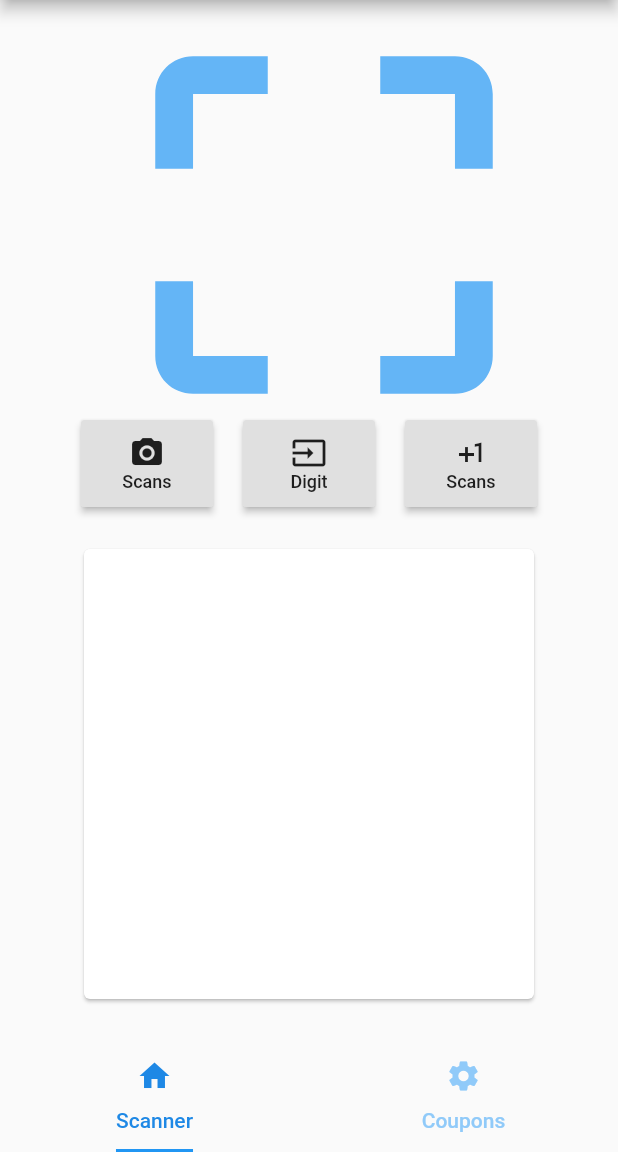
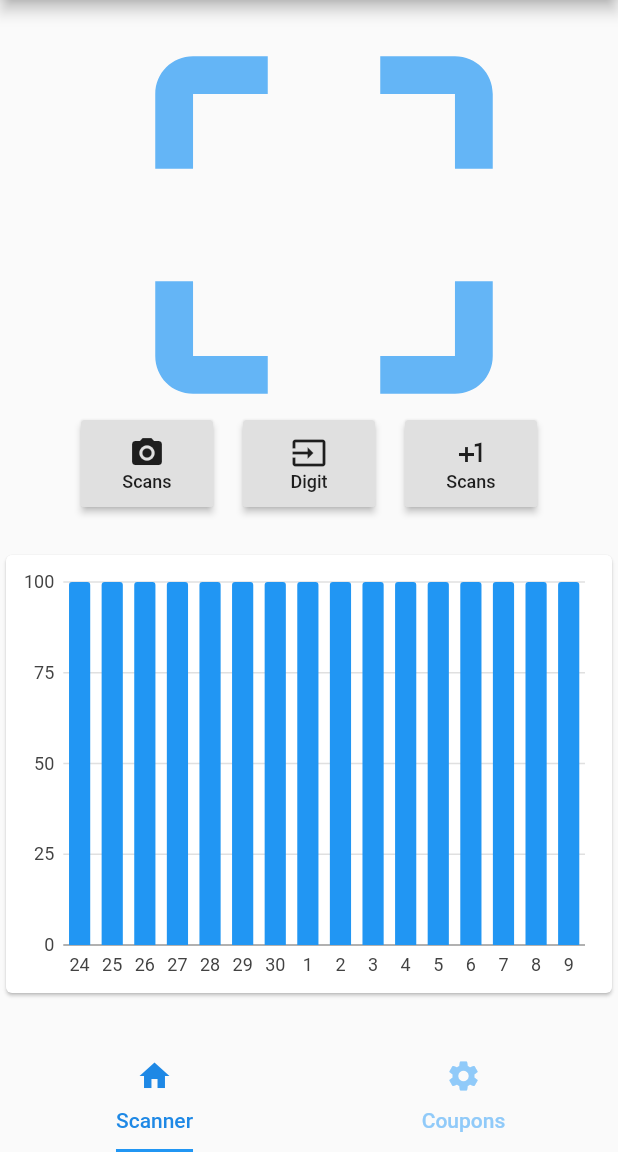
Before and after one commit to silviolucenajunior/cupon-fiscal, a Flutter app: the screen it shows after launch, on a phone screen of 412 x 824 dp, the part 84-1236 px from its top. Run offline on Flutter 3.47's test engine with Material 2 defaults, Android fonts, the light colour scheme and no system bars; our stand-ins replace charts_flutter; missing offline and left inert: qr_mobile_vision.

Commit message:
add graph example

```diff
--- a/lib/modules/coupon/coupon_factory.dart
+++ b/lib/modules/coupon/coupon_factory.dart
@@ -1,5 +1,7 @@
+import 'dart:math';
 import './models/coupon_item_model.dart';
 import './models/coupon_model.dart';
+import './models/coupon_timeserie.dart';
 
 class CouponFactory {
 
@@ -42,4 +44,10 @@ class CouponFactory {
   static CouponItem generateFakeCouponItem() {
     return CouponItem(100, 10, "Maça");
   }
+
+  static TimeSeriesCoupon generateFakeTimeSeriesCouponList (int day) {
+    DateTime date = DateTime.now();
+    print(date);
+    return new TimeSeriesCoupon( new Random().nextInt(130).toDouble(), date.add( Duration(days: day) ) );
+  }
 }
--- a/lib/modules/coupon/coupon_repository.dart
+++ b/lib/modules/coupon/coupon_repository.dart
@@ -25,3 +25,14 @@ class InMemoryCouponRepository extends ICouponRepository {
     return itemList;
   }
 }
+
+class LocalStorageRepository extends ICouponRepository {
+
+  @override
+  void save(Coupon coupon) {}
+
+  @override
+  List getAll() {
+
+  }
+}
--- /dev/null
+++ b/lib/modules/coupon/models/coupon_timeserie.dart
@@ -0,0 +1,6 @@
+class TimeSeriesCoupon {
+  final double value;
+  final DateTime day;
+
+  TimeSeriesCoupon(this.value, this.day);
+}
--- a/lib/modules/coupon/screens/home_screen.dart
+++ b/lib/modules/coupon/screens/home_screen.dart
@@ -1,4 +1,5 @@
 import 'package:flutter/material.dart';
+import '../widgets/graphs/coupon_month_graph.dart';
 import '../widgets/coupon_qr_scanner.dart';
 import '../widgets/coupon_scan_actions.dart';
 import '../coupon_repository.dart';
@@ -85,12 +86,12 @@ class HomeScreenCoupon extends StatelessWidget {
         child: PageView(
           children: <Widget>[
             Center(
-              child: Card(
+
                 child:Container(
-                  width: 300,
                   height: 300,
+                  child: CouponMonthGraphWidget()
                 )
-              )
+
             ),
             Center(
               child:Container(
--- /dev/null
+++ b/lib/modules/coupon/widgets/graphs/coupon_month_graph.dart
@@ -0,0 +1,67 @@
+import 'package:flutter/material.dart';
+import 'package:charts_flutter/flutter.dart' as charts_flutter;
+import 'package:meu_cupon_fiscal/modules/coupon/coupon_factory.dart';
+import '../../models/coupon_timeserie.dart';
+
+
+class CouponMonthGraphWidget extends StatefulWidget {
+  dynamic monthGraphData;
+
+  @override
+  _CouponMonthGraphState createState() {
+    return _CouponMonthGraphState();
+  }
+}
+
+class _CouponMonthGraphState extends State<CouponMonthGraphWidget> {
+  @override
+  Widget build(BuildContext context) {
+    return Card(
+      child: Padding(
+        padding: EdgeInsets.all(4),
+        child: this.getGraphFake(context)
+      )
+    );
+  }
+
+  Widget getGraph(BuildContext context, List<TimeSeriesCoupon> series) {
+    List<charts_flutter.Series<TimeSeriesCoupon, String>> serieslist = this._getSeries(series);
+
+    return charts_flutter.BarChart(
+      serieslist,
+      animate: true
+    );
+  }
+
+  List<charts_flutter.Series<TimeSeriesCoupon, String>> _getSeries(List<TimeSeriesCoupon> series) {
+    return [ new charts_flutter.Series(
+      id: 'CouponMonthGraph',
+      data: series,
+      domainFn: (dynamic coupon, int index) => coupon.day.day.toString(),
+      measureFn: (dynamic coupon, int index) => coupon.value,
+    )];
+  }
+
+  Widget getGraphFake(BuildContext context) {
+    final series = [
+      CouponFactory.generateFakeTimeSeriesCouponList(1),
+      CouponFactory.generateFakeTimeSeriesCouponList(2),
+      CouponFactory.generateFakeTimeSeriesCouponList(3),
+      CouponFactory.generateFakeTimeSeriesCouponList(4),
+      CouponFactory.generateFakeTimeSeriesCouponList(5),
+      CouponFactory.generateFakeTimeSeriesCouponList(6),
+      CouponFactory.generateFakeTimeSeriesCouponList(7),
+      CouponFactory.generateFakeTimeSeriesCouponList(8),
+      CouponFactory.generateFakeTimeSeriesCouponList(9),
+      CouponFactory.generateFakeTimeSeriesCouponList(10),
+      CouponFactory.generateFakeTimeSeriesCouponList(11),
+      CouponFactory.generateFakeTimeSeriesCouponList(12),
+      CouponFactory.generateFakeTimeSeriesCouponList(13),
+      CouponFactory.generateFakeTimeSeriesCouponList(14),
+      CouponFactory.generateFakeTimeSeriesCouponList(15),
+      CouponFactory.generateFakeTimeSeriesCouponList(16),
+    ];
+
+    return this.getGraph(context, series);
+  }
+}
```
Also changed, not shown: lib/modules/coupon/widgets/coupon_scan_actions.dart (+0 -21 lines).
